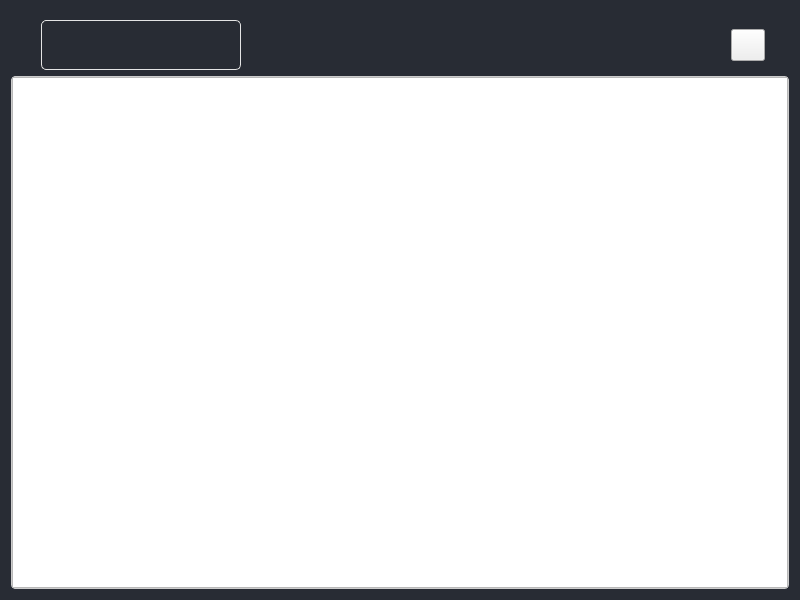
The window that QtDemo/widget.ui (Rationalha/Qt-Demos) describes before a commit, drawn with Qt 5.
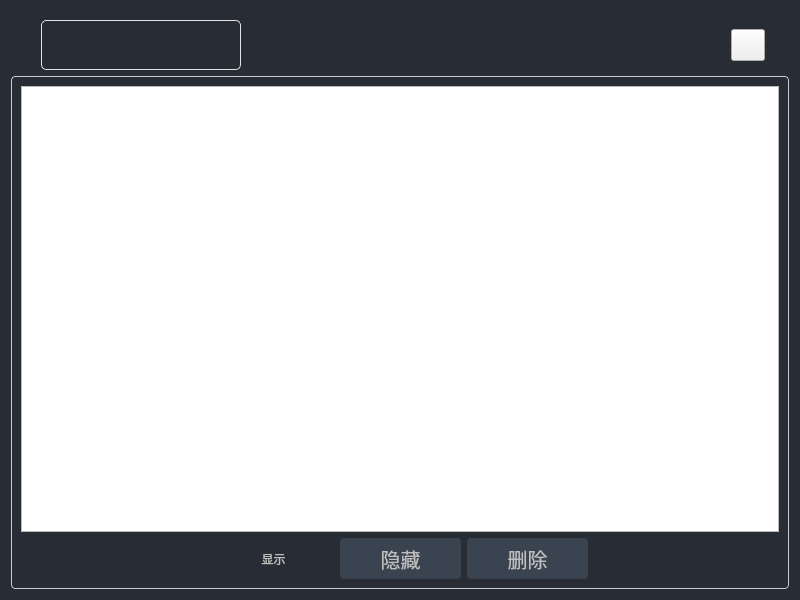
The same window after the commit. The open tabs and pages were chosen to show the change. Icons and pictures are not drawn.

```diff
--- a/QtDemo/widget.ui
+++ b/QtDemo/widget.ui
@@ -262,6 +262,141 @@
       </layout>
      </widget>
      <widget class="QWidget" name="page_treeview"/>
+     <widget class="QWidget" name="page_graphics">
+      <layout class="QVBoxLayout" name="verticalLayout_3">
+       <item>
+        <widget class="QGraphicsView" name="graphicsView"/>
+       </item>
+       <item>
+        <layout class="QHBoxLayout" name="horizontalLayout_2">
+         <item>
+          <spacer name="horizontalSpacer_3">
+           <property name="orientation">
+            <enum>Qt::Horizontal</enum>
+           </property>
+           <property name="sizeHint" stdset="0">
+            <size>
+             <width>40</width>
+             <height>20</height>
+            </size>
+           </property>
+          </spacer>
+         </item>
+         <item>
+          <widget class="QPushButton" name="btn_show">
+           <property name="minimumSize">
+            <size>
+             <width>121</width>
+             <height>41</height>
+            </size>
+           </property>
+           <property name="styleSheet">
+            <string notr="true">QPushButton{
+    color: rgba(190, 190, 190, 1);
+    background-color: transparent;
+	border-image: url(:/icons/run.png);
+	border: none;
+}
+QPushButton:hover{
+    color: rgba(190, 190, 190, 1);
+    background-color: transparent;
+	border-image: url(:/icons/run_hover.png);
+	border: none;
+}
+</string>
+           </property>
+           <property name="text">
+            <string>显示</string>
+           </property>
+          </widget>
+         </item>
+         <item>
+          <widget class="QPushButton" name="btn_hide">
+           <property name="minimumSize">
+            <size>
+             <width>121</width>
+             <height>41</height>
+            </size>
+           </property>
+           <property name="styleSheet">
+            <string notr="true">QPushButton{
+    color: rgba(190, 190, 190, 1);
+    background-color: rgba(58, 67, 80, 1);
+	border-radius:4px;
+    font: normal 15pt Microsoft Yahei;
+	border: none;
+}
+QPushButton:hover{
+    color: rgba(190, 190, 190, 1);
+    background-color:rgb(75, 75, 75);
+	border-radius:4px;
+    font: normal 15pt Microsoft Yahei;
+	border: none;
+}
+
+QPushButton:pressed, QPushButton:checked {
+    border: 1px solid #3a8ee6;
+    color: #409eff;
+}
+</string>
+           </property>
+           <property name="text">
+            <string>隐藏</string>
+           </property>
+          </widget>
+         </item>
+         <item>
+          <widget class="QPushButton" name="btn_del">
+           <property name="minimumSize">
+            <size>
+             <width>121</width>
+             <height>41</height>
+            </size>
+           </property>
+           <property name="styleSheet">
+            <string notr="true">QPushButton{
+    color: rgba(190, 190, 190, 1);
+    background-color: rgba(58, 67, 80, 1);
+	border-radius:4px;
+    font: normal 15pt Microsoft Yahei;
+	border: none;
+}
+QPushButton:hover{
+    color: rgba(190, 190, 190, 1);
+    background-color:rgb(75, 75, 75);
+	border-radius:4px;
+    font: normal 15pt Microsoft Yahei;
+	border: none;
+}
+
+QPushButton:pressed, QPushButton:checked {
+    border: 1px solid #3a8ee6;
+    color: #409eff;
+}
+</string>
+           </property>
+           <property name="text">
+            <string>删除</string>
+           </property>
+          </widget>
+         </item>
+         <item>
+          <spacer name="horizontalSpacer_4">
+           <property name="orientation">
+            <enum>Qt::Horizontal</enum>
+           </property>
+           <property name="sizeHint" stdset="0">
+            <size>
+             <width>40</width>
+             <height>20</height>
+            </size>
+           </property>
+          </spacer>
+         </item>
+        </layout>
+       </item>
+      </layout>
+     </widget>
     </widget>
    </item>
   </layout>
```
Left out of the diff: 3 changed lines with no effect on the pictures.
